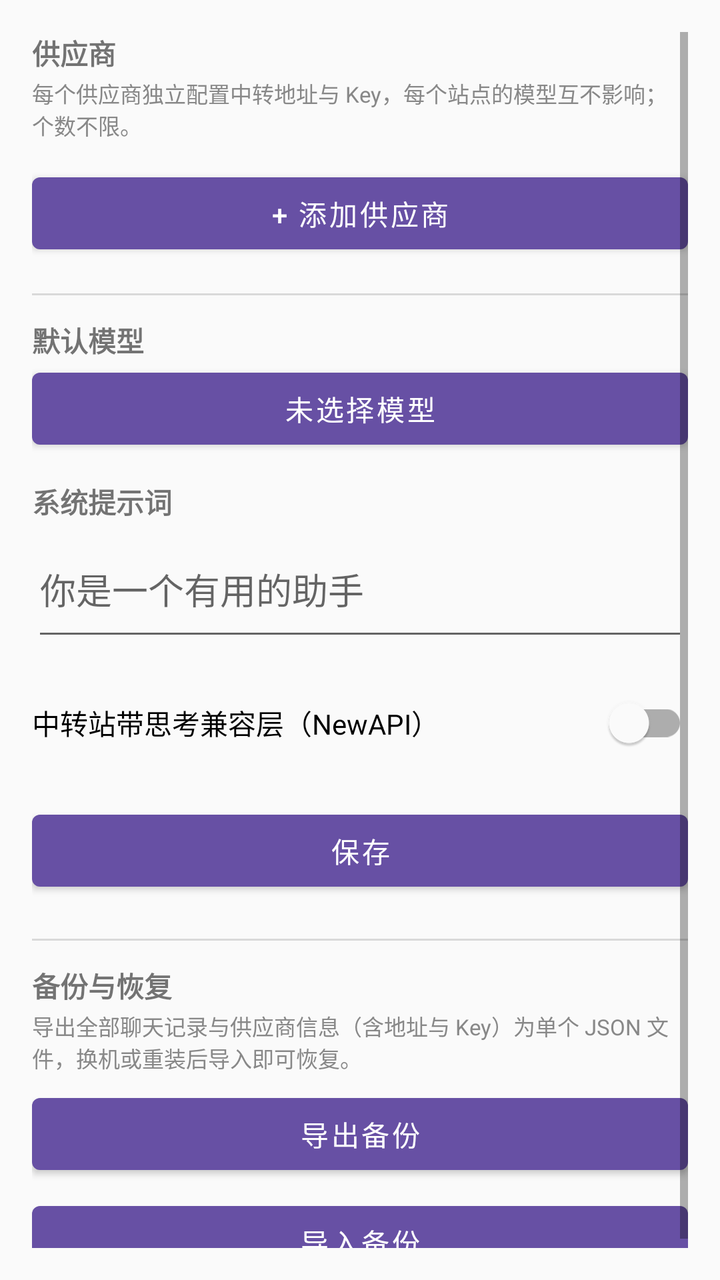
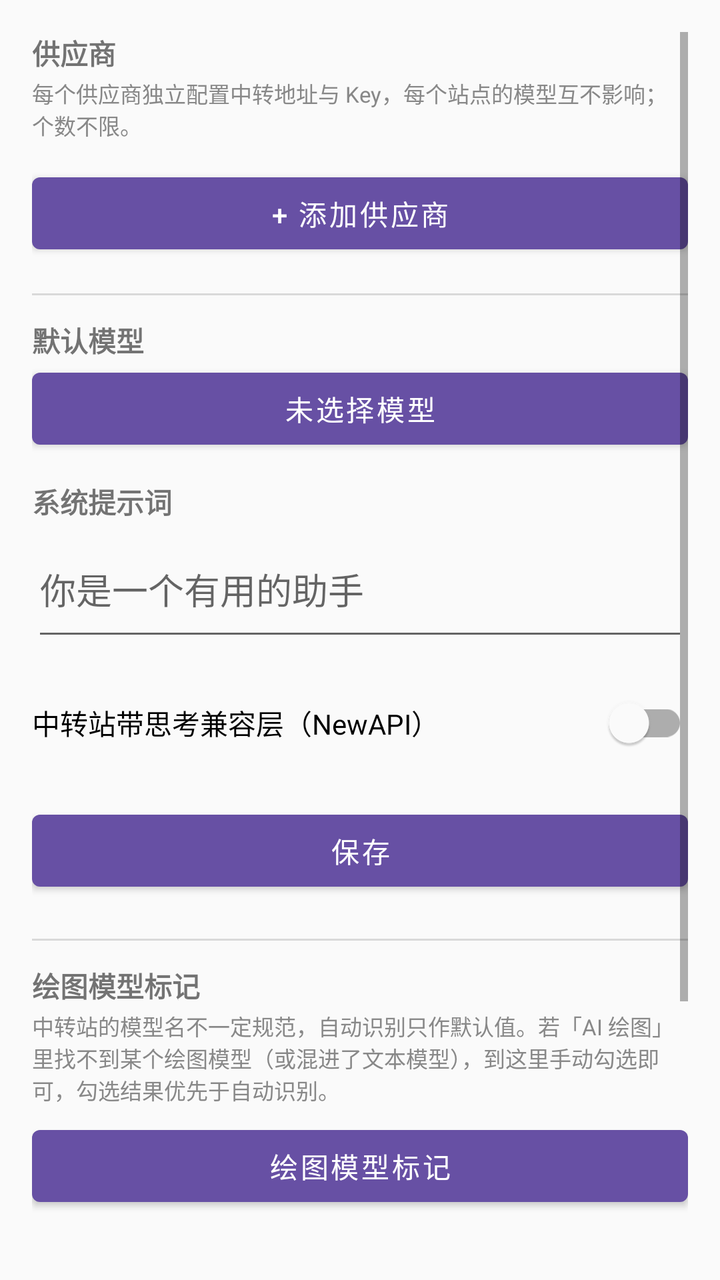

An Android layout rendered at two revisions. The XML below is the earlier revision; the diff shows what the commit changed to produce the second picture.
<!-- AndroidManifest.xml: application theme Theme.numAi5 -->
<!-- res/layout/activity_settings.xml -->
<?xml version="1.0" encoding="utf-8"?>
<ScrollView xmlns:android="http://schemas.android.com/apk/res/android"
    android:layout_width="match_parent"
    android:layout_height="match_parent"
    android:padding="16dp">

    <LinearLayout
        android:layout_width="match_parent"
        android:layout_height="wrap_content"
        android:orientation="vertical">

        <TextView
            android:layout_width="wrap_content"
            android:layout_height="wrap_content"
            android:text="@string/provider_list"
            android:textStyle="bold" />

        <TextView
            android:layout_width="match_parent"
            android:layout_height="wrap_content"
            android:layout_marginTop="2dp"
            android:text="@string/provider_hint"
            android:textColor="@color/text_meta"
            android:textSize="11sp" />

        <LinearLayout
            android:id="@+id/providerList"
            android:layout_width="match_parent"
            android:layout_height="wrap_content"
            android:layout_marginTop="6dp"
            android:orientation="vertical" />

        <Button
            android:id="@+id/btnAddProvider"
            android:layout_width="match_parent"
            android:layout_height="wrap_content"
            android:layout_marginTop="6dp"
            android:text="@string/add_provider" />

        <View
            android:layout_width="match_parent"
            android:layout_height="1dp"
            android:layout_marginTop="16dp"
            android:background="#22000000" />

        <TextView
            android:layout_width="wrap_content"
            android:layout_height="wrap_content"
            android:layout_marginTop="12dp"
            android:text="@string/default_model"
            android:textStyle="bold" />

        <Button
            android:id="@+id/btnDefaultModel"
            android:layout_width="match_parent"
            android:layout_height="wrap_content"
            android:text="@string/model_not_selected" />

        <TextView
            android:layout_width="wrap_content"
            android:layout_height="wrap_content"
            android:layout_marginTop="12dp"
            android:text="@string/system_prompt"
            android:textStyle="bold" />

        <EditText
            android:id="@+id/editSystemPrompt"
            android:layout_width="match_parent"
            android:layout_height="wrap_content"
            android:hint="@string/system_prompt_hint"
            android:inputType="textMultiLine"
            android:minLines="2" />

        <com.google.android.material.switchmaterial.SwitchMaterial
            android:id="@+id/switchNewapi"
            android:layout_width="match_parent"
            android:layout_height="wrap_content"
            android:layout_marginTop="12dp"
            android:text="@string/newapi_dialect" />

        <Button
            android:id="@+id/btnSave"
            android:layout_width="match_parent"
            android:layout_height="wrap_content"
            android:layout_marginTop="16dp"
            android:text="@string/save" />

        <View
            android:layout_width="match_parent"
            android:layout_height="1dp"
            android:layout_marginTop="20dp"
            android:background="#22000000" />

        <TextView
            android:layout_width="wrap_content"
            android:layout_height="wrap_content"
            android:layout_marginTop="12dp"
            android:text="@string/backup_section"
            android:textStyle="bold" />

        <TextView
            android:layout_width="match_parent"
            android:layout_height="wrap_content"
            android:layout_marginTop="2dp"
            android:text="@string/backup_hint"
            android:textColor="@color/text_meta"
            android:textSize="11sp" />

        <Button
            android:id="@+id/btnExportBackup"
            android:layout_width="match_parent"
            android:layout_height="wrap_content"
            android:layout_marginTop="6dp"
            android:text="@string/export_backup" />

        <Button
            android:id="@+id/btnImportBackup"
            android:layout_width="match_parent"
            android:layout_height="wrap_content"
            android:layout_marginTop="6dp"
            android:text="@string/import_backup" />
    </LinearLayout>
</ScrollView>
<!-- resources referenced by this layout -->
<resources>
  <color name="text_meta">#FF888888</color>
  <string name="add_provider">+ 添加供应商</string>
  <string name="backup_hint">导出全部聊天记录与供应商信息（含地址与 Key）为单个 JSON 文件，换机或重装后导入即可恢复。</string>
  <string name="backup_section">备份与恢复</string>
  <string name="default_model">默认模型</string>
  <string name="export_backup">导出备份</string>
  <string name="import_backup">导入备份</string>
  <string name="model_not_selected">未选择模型</string>
  <string name="newapi_dialect">中转站带思考兼容层（NewAPI）</string>
  <string name="provider_hint">每个供应商独立配置中转地址与 Key，每个站点的模型互不影响；个数不限。</string>
  <string name="provider_list">供应商</string>
  <string name="save">保存</string>
  <string name="system_prompt">系统提示词</string>
  <string name="system_prompt_hint">你是一个有用的助手</string>
  <style name="Theme.numAi5" parent="Theme.MaterialComponents.Light.DarkActionBar">
          <item name="colorPrimary">@color/primary</item>
          <item name="colorPrimaryDark">@color/primary_dark</item>
          <item name="colorAccent">@color/accent</item>
          <item name="android:windowBackground">@color/bg_chat</item>
      </style>
  <color name="primary">#FF6750A4</color>
  <color name="primary_dark">#FF4F3C7C</color>
  <color name="accent">#FF03DAC6</color>
  <color name="bg_chat">#FFFAFAFA</color>
</resources>

<!-- the commit's change to res/layout/activity_settings.xml (unified diff, before → after) -->
@@ -95,6 +95,34 @@
             android:layout_width="wrap_content"
             android:layout_height="wrap_content"
             android:layout_marginTop="12dp"
+            android:text="@string/imagegen_tag_section"
+            android:textStyle="bold" />
+
+        <TextView
+            android:layout_width="match_parent"
+            android:layout_height="wrap_content"
+            android:layout_marginTop="2dp"
+            android:text="@string/imagegen_tag_hint"
+            android:textColor="@color/text_meta"
+            android:textSize="11sp" />
+
+        <Button
+            android:id="@+id/btnImageGenTag"
+            android:layout_width="match_parent"
+            android:layout_height="wrap_content"
+            android:layout_marginTop="6dp"
+            android:text="@string/imagegen_tag_button" />
+
+        <View
+            android:layout_width="match_parent"
+            android:layout_height="1dp"
+            android:layout_marginTop="20dp"
+            android:background="#22000000" />
+
+        <TextView
+            android:layout_width="wrap_content"
+            android:layout_height="wrap_content"
+            android:layout_marginTop="12dp"
             android:text="@string/backup_section"
             android:textStyle="bold" />
 
<!-- resource entries referenced after the edit -->
@@ -6,6 +6,9 @@
   <string name="backup_section">备份与恢复</string>
   <string name="default_model">默认模型</string>
   <string name="export_backup">导出备份</string>
+  <string name="imagegen_tag_button">绘图模型标记</string>
+  <string name="imagegen_tag_hint">中转站的模型名不一定规范，自动识别只作默认值。若「AI 绘图」里找不到某个绘图模型（或混进了文本模型），到这里手动勾选即可，勾选结果优先于自动识别。</string>
+  <string name="imagegen_tag_section">绘图模型标记</string>
   <string name="import_backup">导入备份</string>
   <string name="model_not_selected">未选择模型</string>
   <string name="newapi_dialect">中转站带思考兼容层（NewAPI）</string>
